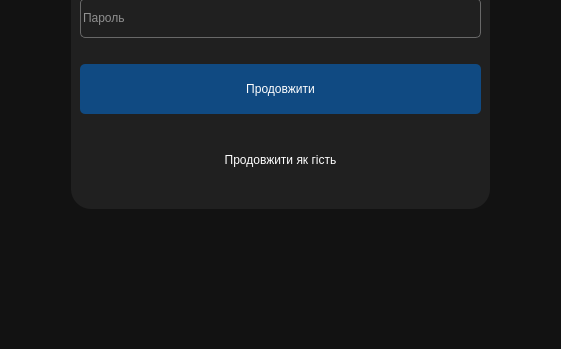
Qt form Foxlike/entrywindow.ui (Lekantrop-gd/CourseProject) before a commit; both pictures show x 358 to 919 and y 409 to 758 of the 1277 by 758 pixel window.
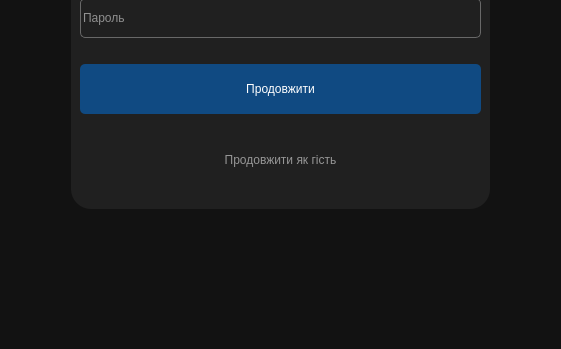
The same form after that commit.

What changed in the file:
```diff
--- a/Foxlike/entrywindow.ui
+++ b/Foxlike/entrywindow.ui
@@ -264,9 +264,18 @@
            <height>40</height>
           </size>
          </property>
+         <property name="font">
+          <font>
+           <family>Segoe UI</family>
+           <pointsize>9</pointsize>
+          </font>
+         </property>
+         <property name="cursor">
+          <cursorShape>PointingHandCursor</cursorShape>
+         </property>
          <property name="styleSheet">
           <string notr="true">QPushButton {
-	font-size: 12px;
+	color: rgb(150, 150, 150);
 }
 
 QPushButton:hover  {
```
Left out of the diff: 36 changed lines with no effect on the pictures.
